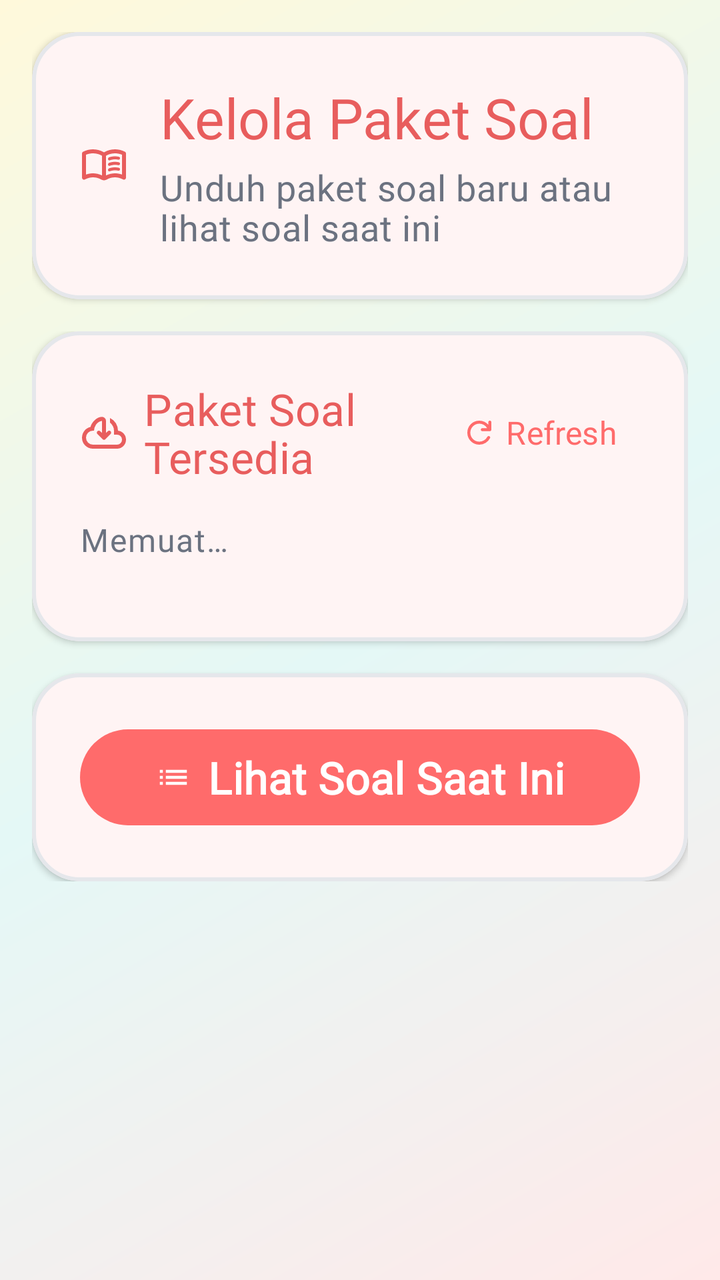
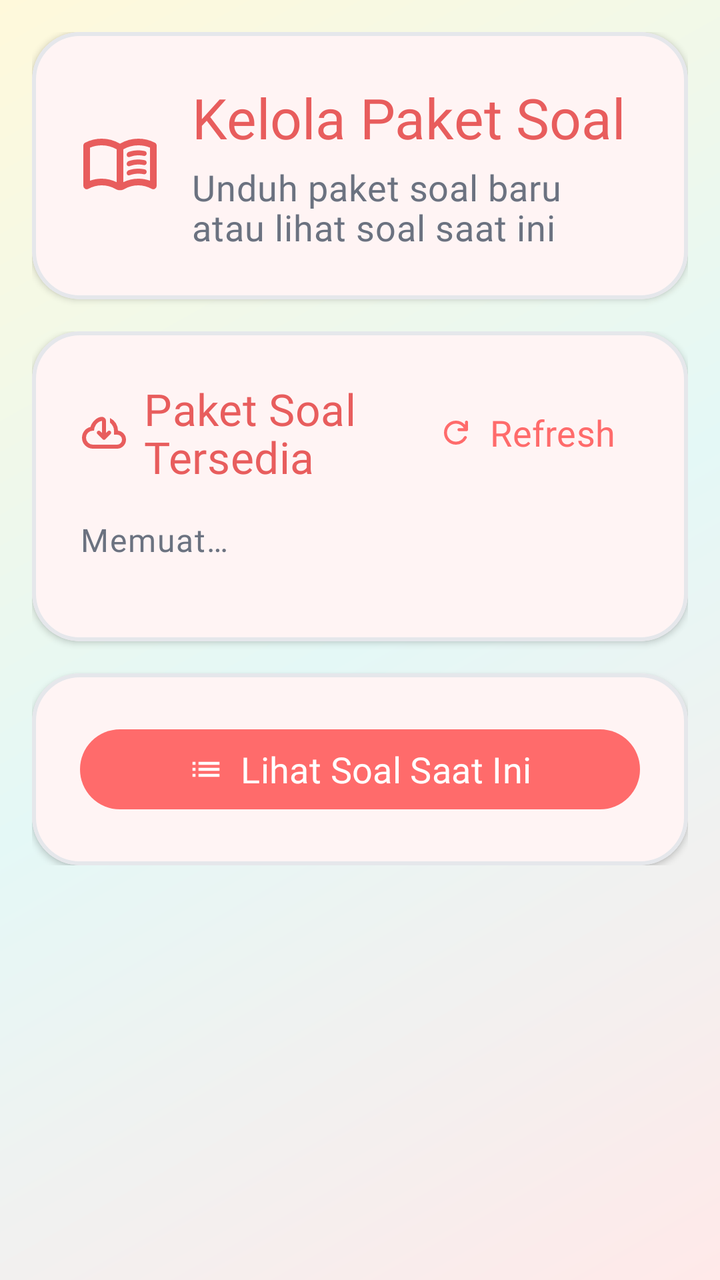

Before-and-after screenshots of an Android layout around one commit, followed by the original layout XML and the change that was made.
<!-- AndroidManifest.xml: activity theme Theme.Customlockscreen.NoActionBar -->
<!-- res/layout/activity_question_manager.xml -->
<?xml version="1.0" encoding="utf-8"?>
<LinearLayout xmlns:android="http://schemas.android.com/apk/res/android"
    xmlns:app="http://schemas.android.com/apk/res-auto"
    android:layout_width="match_parent"
    android:layout_height="match_parent"
    android:orientation="vertical"
    android:background="@drawable/gradient_background"
    android:padding="@dimen/space_md">

    
    <com.google.android.material.card.MaterialCardView
        style="@style/Widget.Customlockscreen.Card"
        android:layout_width="match_parent"
        android:layout_height="wrap_content"
        android:layout_marginBottom="@dimen/space_md">

        <LinearLayout
            android:layout_width="match_parent"
            android:layout_height="wrap_content"
            android:orientation="vertical"
            android:padding="@dimen/space_lg">

            <LinearLayout
                android:layout_width="match_parent"
                android:layout_height="wrap_content"
                android:orientation="horizontal"
                android:gravity="center_vertical">

                <ImageView
                    android:layout_width="@dimen/icon_lg"
                    android:layout_height="@dimen/icon_lg"
                    android:src="@drawable/ic_menu_book"
                    app:tint="@color/primary_dark"
                    android:contentDescription="@null"
                    android:importantForAccessibility="no"
                    android:layout_marginEnd="@dimen/space_md" />

                <LinearLayout
                    android:layout_width="0dp"
                    android:layout_height="wrap_content"
                    android:layout_weight="5"
                    android:orientation="vertical">

                    <com.google.android.material.textview.MaterialTextView
                        android:layout_width="wrap_content"
                        android:layout_height="wrap_content"
                        android:text="@string/question_manager_title"
                        android:textAppearance="@style/TextAppearance.Customlockscreen.Title"
                        android:textColor="@color/primary_dark" />

                    <com.google.android.material.textview.MaterialTextView
                        android:layout_width="wrap_content"
                        android:layout_height="wrap_content"
                        android:text="@string/question_manager_subtitle"
                        android:textAppearance="@style/TextAppearance.Customlockscreen.Body"
                        android:textColor="@color/content_secondary"
                        android:layout_marginTop="@dimen/space_xs" />

                </LinearLayout>

            </LinearLayout>

        </LinearLayout>

    </com.google.android.material.card.MaterialCardView>

    <ScrollView
        android:layout_width="match_parent"
        android:layout_height="match_parent">

        <LinearLayout
            android:layout_width="match_parent"
            android:layout_height="wrap_content"
            android:orientation="vertical">

            
            <com.google.android.material.card.MaterialCardView
                style="@style/Widget.Customlockscreen.Card"
                android:layout_width="match_parent"
                android:layout_height="wrap_content"
                android:layout_marginBottom="@dimen/space_md">

                <LinearLayout
                    android:layout_width="match_parent"
                    android:layout_height="wrap_content"
                    android:orientation="vertical"
                    android:padding="@dimen/space_lg">

                    <LinearLayout
                        android:layout_width="match_parent"
                        android:layout_height="wrap_content"
                        android:orientation="horizontal"
                        android:gravity="center_vertical"
                        android:layout_marginBottom="@dimen/space_md">

                        <com.google.android.material.textview.MaterialTextView
                            android:layout_width="0dp"
                            android:layout_height="wrap_content"
                            android:layout_weight="1"
                            android:text="@string/question_manager_packs_title"
                            android:textAppearance="@style/TextAppearance.Customlockscreen.Heading"
                            android:textColor="@color/primary_dark"
                            android:drawableStart="@drawable/ic_cloud_download"
                            android:drawablePadding="@dimen/space_sm"
                            app:drawableTint="@color/primary_dark" />

                        <com.google.android.material.button.MaterialButton
                            android:id="@+id/btnRefreshPacks"
                            android:layout_width="wrap_content"
                            android:layout_height="wrap_content"
                            android:text="@string/question_manager_refresh"
                            android:textSize="@dimen/text_label"
                            app:icon="@drawable/ic_refresh"
                            app:iconTint="@color/primary"
                            app:iconGravity="textStart"
                            app:iconPadding="@dimen/space_xs"
                            style="@style/Widget.Customlockscreen.Button.Text" />

                    </LinearLayout>

                    <com.google.android.material.textview.MaterialTextView
                        android:id="@+id/tvPacksCount"
                        android:layout_width="wrap_content"
                        android:layout_height="wrap_content"
                        android:text="@string/question_manager_loading"
                        android:textAppearance="@style/TextAppearance.Customlockscreen.Label"
                        android:textColor="@color/content_secondary"
                        android:layout_marginBottom="@dimen/space_md" />

                    <androidx.recyclerview.widget.RecyclerView
                        android:id="@+id/rvAvailablePacks"
                        android:layout_width="match_parent"
                        android:layout_height="wrap_content"
                        android:nestedScrollingEnabled="false" />

                </LinearLayout>

            </com.google.android.material.card.MaterialCardView>

            
            <com.google.android.material.card.MaterialCardView
                android:id="@+id/cardCurrentQuestions"
                style="@style/Widget.Customlockscreen.Card"
                android:layout_width="match_parent"
                android:layout_height="wrap_content"
                android:layout_marginBottom="@dimen/space_md"
                android:visibility="gone">

                <LinearLayout
                    android:layout_width="match_parent"
                    android:layout_height="wrap_content"
                    android:orientation="vertical"
                    android:padding="@dimen/space_lg">

                    <LinearLayout
                        android:layout_width="match_parent"
                        android:layout_height="wrap_content"
                        android:orientation="horizontal"
                        android:gravity="center_vertical"
                        android:layout_marginBottom="@dimen/space_md">

                        <com.google.android.material.textview.MaterialTextView
                            android:layout_width="0dp"
                            android:layout_height="wrap_content"
                            android:layout_weight="1"
                            android:text="@string/question_manager_current_title"
                            android:textAppearance="@style/TextAppearance.Customlockscreen.Heading"
                            android:textColor="@color/primary_dark"
                            android:drawableStart="@drawable/ic_edit_note"
                            android:drawablePadding="@dimen/space_sm"
                            app:drawableTint="@color/primary_dark" />

                    </LinearLayout>

                    <com.google.android.material.textview.MaterialTextView
                        android:id="@+id/tvCurrentCount"
                        android:layout_width="wrap_content"
                        android:layout_height="wrap_content"
                        android:text="@string/question_manager_loading"
                        android:textAppearance="@style/TextAppearance.Customlockscreen.Label"
                        android:textColor="@color/content_secondary"
                        android:layout_marginBottom="@dimen/space_md" />

                    <androidx.recyclerview.widget.RecyclerView
                        android:id="@+id/rvCurrentQuestions"
                        android:layout_width="match_parent"
                        android:layout_height="wrap_content"
                        android:nestedScrollingEnabled="false"
                        android:maxHeight="300dp" />

                </LinearLayout>

            </com.google.android.material.card.MaterialCardView>

            
            <com.google.android.material.card.MaterialCardView
                style="@style/Widget.Customlockscreen.Card"
                android:layout_width="match_parent"
                android:layout_height="wrap_content">

                <LinearLayout
                    android:layout_width="match_parent"
                    android:layout_height="wrap_content"
                    android:orientation="vertical"
                    android:padding="@dimen/space_lg">

                    <com.google.android.material.button.MaterialButton
                        android:id="@+id/btnViewCurrent"
                        style="@style/Widget.Customlockscreen.Button.Primary"
                        android:layout_width="match_parent"
                        android:layout_height="56dp"
                        android:text="@string/question_manager_view_current"
                        android:textSize="@dimen/text_heading"
                        android:textStyle="bold"
                        app:icon="@drawable/ic_list"
                        app:iconTint="@color/white"
                        app:iconGravity="textStart" />

                </LinearLayout>

            </com.google.android.material.card.MaterialCardView>

        </LinearLayout>

    </ScrollView>

</LinearLayout>
<!-- resources referenced by this layout -->
<resources>
  <color name="content_secondary">#6B7280</color>
  <color name="primary">#FF6B6B</color>
  <color name="primary_dark">#E85D5D</color>
  <color name="white">#FFFFFFFF</color>
  <dimen name="icon_lg">24dp</dimen>
  <dimen name="space_lg">24dp</dimen>
  <dimen name="space_md">16dp</dimen>
  <dimen name="space_sm">8dp</dimen>
  <dimen name="space_xs">4dp</dimen>
  <dimen name="text_heading">22sp</dimen>
  <dimen name="text_label">16sp</dimen>
  <string name="question_manager_current_title">Soal Saat Ini</string>
  <string name="question_manager_loading">Memuat…</string>
  <string name="question_manager_packs_title">Paket Soal Tersedia</string>
  <string name="question_manager_refresh">Refresh</string>
  <string name="question_manager_subtitle">Unduh paket soal baru atau lihat soal saat ini</string>
  <string name="question_manager_title">Kelola Paket Soal</string>
  <string name="question_manager_view_current">Lihat Soal Saat Ini</string>
  <style name="TextAppearance.Customlockscreen.Body" parent="TextAppearance.Material3.BodyMedium">
          <item name="android:textSize">@dimen/text_body</item>
          <item name="android:fontFamily">@font/poppins</item>
      </style>
  <style name="TextAppearance.Customlockscreen.Heading" parent="TextAppearance.Material3.TitleMedium">
          <item name="android:textSize">@dimen/text_heading</item>
          <item name="android:fontFamily">@font/titan_one</item>
      </style>
  <style name="TextAppearance.Customlockscreen.Label" parent="TextAppearance.Material3.LabelMedium">
          <item name="android:textSize">@dimen/text_label</item>
          <item name="android:fontFamily">@font/poppins</item>
      </style>
  <style name="TextAppearance.Customlockscreen.Title" parent="TextAppearance.Material3.TitleLarge">
          <item name="android:textSize">@dimen/text_title</item>
          <item name="android:fontFamily">@font/titan_one</item>
      </style>
  <style name="Widget.Customlockscreen.Button.Primary" parent="Widget.Customlockscreen.Button" />
  <style name="Widget.Customlockscreen.Button.Text" parent="Widget.Material3.Button.TextButton">
          <item name="android:textAllCaps">false</item>
          <item name="cornerRadius">@dimen/radius_pill</item>
          <item name="android:textColor">@color/primary</item>
      </style>
  <style name="Theme.Customlockscreen.NoActionBar" parent="Base.Theme.Customlockscreen">
          <item name="windowActionBar">false</item>
          <item name="windowNoTitle">true</item>
      </style>
  <color name="gradient_start">#FFE9E9</color>
  <color name="gradient_center">#E4F8F6</color>
  <color name="gradient_end">#FFF9DB</color>
  <dimen name="text_body">18sp</dimen>
  <dimen name="text_title">28sp</dimen>
  <dimen name="radius_pill">100dp</dimen>
  <color name="surface_base">#FFFFFFFF</color>
  <dimen name="radius_lg">24dp</dimen>
  <dimen name="elevation_sm">2dp</dimen>
  <color name="card_border">#E5E7EB</color>
  <color name="primary_container">#FFE3E3</color>
  <color name="content_primary">#2D2D2D</color>
  <color name="secondary">#4ECDC4</color>
  <color name="secondary_container">#E4F8F6</color>
  <color name="tertiary">#FFE66D</color>
  <color name="surface_muted">#F9FAFB</color>
  <color name="error">#FF6B6B</color>
  <style name="Widget.Customlockscreen.Tooltip" parent="Widget.Material3.Tooltip">
          <item name="android:background">@drawable/tooltip_background</item>
          <item name="android:textColor">@color/white</item>
      </style>
  <!-- drawable tooltip_background (drawable) -->
  <?xml version="1.0" encoding="utf-8"?>
  <shape xmlns:android="http://schemas.android.com/apk/res/android"
      android:shape="rectangle">
      <solid android:color="@color/tooltip_bg" />
      <corners android:radius="@dimen/radius_md" />
  </shape>
  <color name="tooltip_bg">#2D2D2D</color>
  <dimen name="radius_md">16dp</dimen>
  <!-- unchanged entries left out for length: 9 -->
</resources>

<!-- the commit's change to res/layout/activity_question_manager.xml (unified diff, before → after) -->
@@ -27,8 +27,8 @@
                 android:gravity="center_vertical">
 
                 <ImageView
-                    android:layout_width="@dimen/icon_lg"
-                    android:layout_height="@dimen/icon_lg"
+                    android:layout_width="@dimen/icon_xl"
+                    android:layout_height="@dimen/icon_xl"
                     android:src="@drawable/ic_menu_book"
                     app:tint="@color/primary_dark"
                     android:contentDescription="@null"
@@ -38,7 +38,7 @@
                 <LinearLayout
                     android:layout_width="0dp"
                     android:layout_height="wrap_content"
-                    android:layout_weight="5"
+                    android:layout_weight="1"
                     android:orientation="vertical">
 
                     <com.google.android.material.textview.MaterialTextView
@@ -66,7 +66,8 @@
 
     <ScrollView
         android:layout_width="match_parent"
-        android:layout_height="match_parent">
+        android:layout_height="0dp"
+        android:layout_weight="1">
 
         <LinearLayout
             android:layout_width="match_parent"
@@ -106,15 +107,14 @@
 
                         <com.google.android.material.button.MaterialButton
                             android:id="@+id/btnRefreshPacks"
+                            style="@style/Widget.Customlockscreen.Button.Text"
                             android:layout_width="wrap_content"
                             android:layout_height="wrap_content"
                             android:text="@string/question_manager_refresh"
-                            android:textSize="@dimen/text_label"
                             app:icon="@drawable/ic_refresh"
                             app:iconTint="@color/primary"
                             app:iconGravity="textStart"
-                            app:iconPadding="@dimen/space_xs"
-                            style="@style/Widget.Customlockscreen.Button.Text" />
+                            app:iconPadding="@dimen/space_sm" />
 
                     </LinearLayout>
 
@@ -208,13 +208,12 @@
                         android:id="@+id/btnViewCurrent"
                         style="@style/Widget.Customlockscreen.Button.Primary"
                         android:layout_width="match_parent"
-                        android:layout_height="56dp"
+                        android:layout_height="wrap_content"
                         android:text="@string/question_manager_view_current"
-                        android:textSize="@dimen/text_heading"
-                        android:textStyle="bold"
                         app:icon="@drawable/ic_list"
                         app:iconTint="@color/white"
-                        app:iconGravity="textStart" />
+                        app:iconGravity="textStart"
+                        app:iconPadding="@dimen/space_sm" />
 
                 </LinearLayout>
 
<!-- resource entries referenced after the edit -->
@@ -4,7 +4,7 @@
   <color name="primary">#FF6B6B</color>
   <color name="primary_dark">#E85D5D</color>
   <color name="white">#FFFFFFFF</color>
-  <dimen name="icon_lg">24dp</dimen>
+  <dimen name="icon_xl">40dp</dimen>
   <dimen name="space_lg">24dp</dimen>
   <dimen name="space_md">16dp</dimen>
   <dimen name="space_sm">8dp</dimen>
@@ -36,6 +36,8 @@
       </style>
   <style name="Widget.Customlockscreen.Button.Primary" parent="Widget.Customlockscreen.Button" />
   <style name="Widget.Customlockscreen.Button.Text" parent="Widget.Material3.Button.TextButton">
+          <item name="android:minHeight">48dp</item>
+          <item name="android:textSize">@dimen/text_body</item>
           <item name="android:textAllCaps">false</item>
           <item name="cornerRadius">@dimen/radius_pill</item>
           <item name="android:textColor">@color/primary</item>
